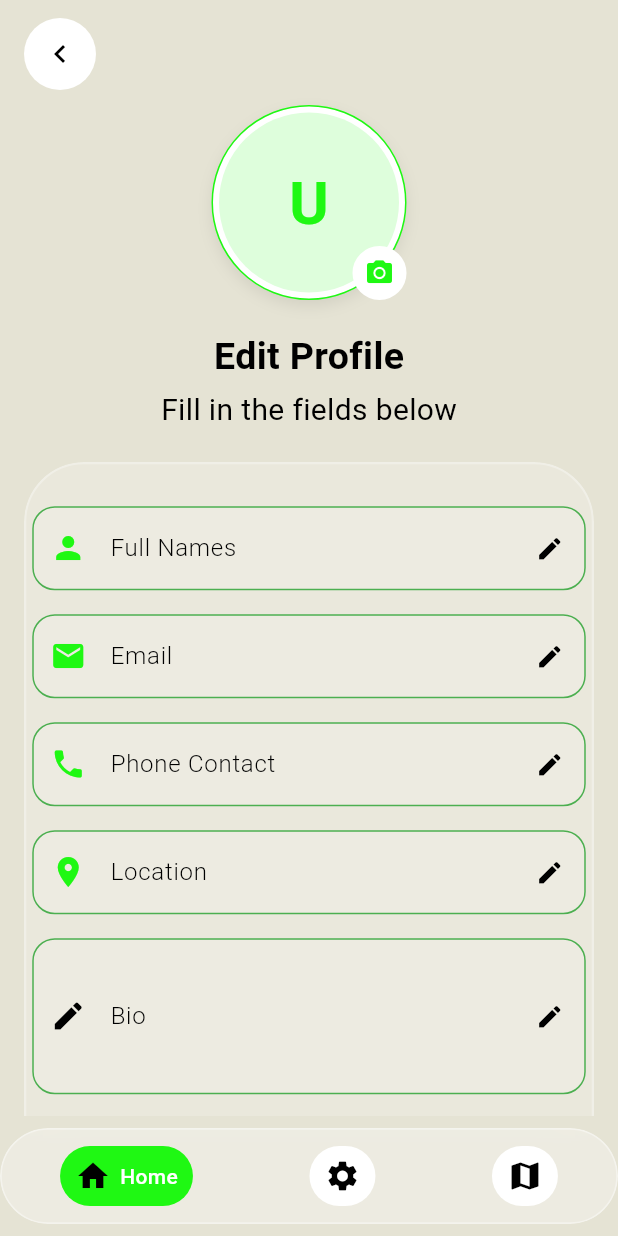
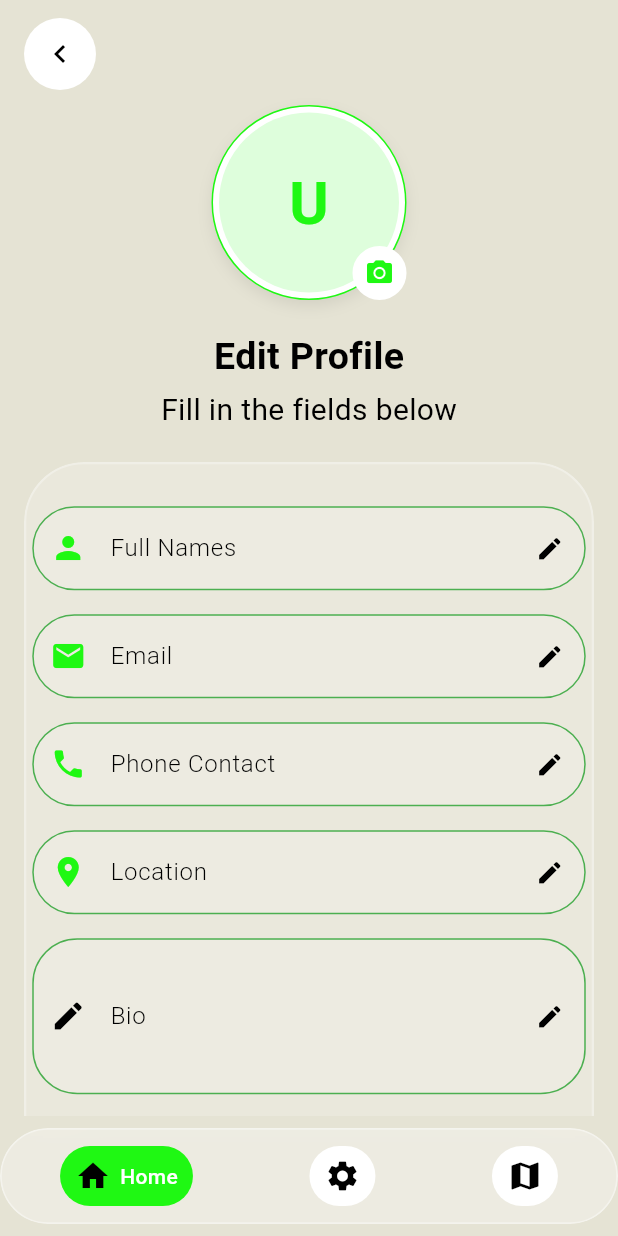
Before and after one commit to Alvin11David/UGANDA-EXPLORE, a Flutter app: the screen it shows after launch, on a phone screen of 412 x 824 dp. Run offline on Flutter 3.47's test engine with Material 3 defaults, Android fonts, the phone set to English and light mode, and no system bars; our stand-ins replace camera, cloud_firestore, firebase_auth, firebase_core, flutter_compass, flutter_svg and 7 more; accounts and stored records are empty; Roboto replaces fonts that are missing (Poppins).

Commit message:
edits on the edit profile screen

```diff
--- a/uganda_explore/lib/screens/profile/profile_edit_screen.dart
+++ b/uganda_explore/lib/screens/profile/profile_edit_screen.dart
@@ -366,11 +366,11 @@ class _EditProfileScreenState extends State<EditProfileScreen> {
           filled: true,
           fillColor: Colors.white.withOpacity(0.15),
           enabledBorder: OutlineInputBorder(
-            borderRadius: BorderRadius.circular(15),
+            borderRadius: BorderRadius.circular(30), // Change this value for field border radius
             borderSide: const BorderSide(color: Colors.green, width: 1),
           ),
           focusedBorder: OutlineInputBorder(
-            borderRadius: BorderRadius.circular(15),
+            borderRadius: BorderRadius.circular(30), // Change this value for field border radius
             borderSide: const BorderSide(color: Colors.green, width: 2),
           ),
           suffixIcon: const Icon(Icons.edit, size: 19, color: Colors.black),
```
